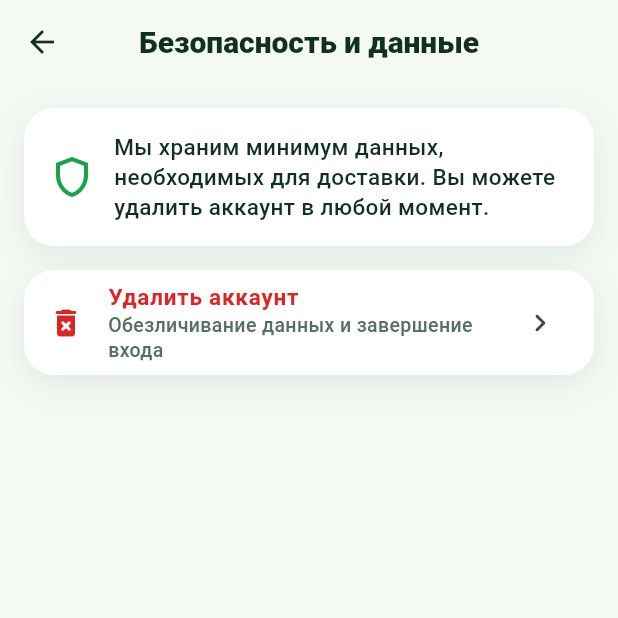
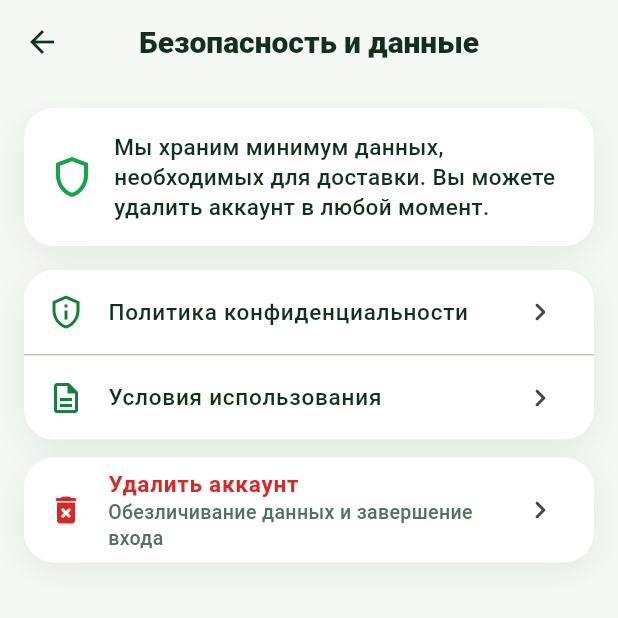
Before and after one commit to prorad02-maker/tajgo-platform, a Flutter app: the AccountProfileScreen screen opened directly, after a tap on "Безопасность и данные", on a phone screen of 412 x 824 dp, the top half of it. Run offline on Flutter 3.47's test engine with Material 3 defaults, Android fonts, the phone set to English and light mode, and no system bars; our stand-ins replace cloud_firestore, cloud_functions, firebase_auth, firebase_core, firebase_crashlytics, flutter_map and 4 more; missing offline and left inert: firebase_app_check; accounts and stored records are empty.

Commit message:
feat(v1.8-p2): privacy, terms, support + legal acceptance (P0.2)
- Real screens: LegalDocumentScreen (Privacy/Terms), SupportScreen with FAQ,
  wired into profile (replaced _soon stubs) and SecurityDataScreen
- Versioned legal content (lib/core/legal/legal_documents.dart): privacy 1.0,
  terms 1.0, single source for screens + drafts
- acceptLegalDocuments callable Function + client + AppUser.legalAcceptance
  (version/acceptedAt/locale), acceptance UI with 'принято' status
- Store drafts: V1_8_PRIVACY_DATA_INVENTORY, PLAY_DATA_SAFETY_DRAFT,
  APP_STORE_PRIVACY_DRAFT, PRIVACY_POLICY_DRAFT, TERMS_DRAFT
- Permission UX documented (on-demand, not at startup)

Tests: Flutter 86/86; Functions unit 17, rules 13, integration 16
(+acceptLegalDocuments) — all green. No deploy, no push.

Co-Authored-By: Claude Opus 4.8 <noreply@anthropic.com>

```diff
--- /dev/null
+++ b/lib/core/legal/legal_documents.dart
@@ -0,0 +1,118 @@
+/// Версионированный контент юридических документов TajGo.
+///
+/// Единый источник для экранов приложения и store-черновиков. При изменении
+/// текста повышать версию — это влияет на запись согласия пользователя
+/// (`acceptedAt`, `version`, `locale`).
+class LegalSection {
+  const LegalSection(this.heading, this.body);
+  final String heading;
+  final String body;
+}
+
+class LegalDocument {
+  const LegalDocument({
+    required this.title,
+    required this.version,
+    required this.updated,
+    required this.sections,
+  });
+
+  final String title;
+  final String version;
+  final String updated;
+  final List<LegalSection> sections;
+}
+
+class LegalDocuments {
+  const LegalDocuments._();
+
+  static const String locale = 'ru';
+  static const String privacyVersion = '1.0';
+  static const String termsVersion = '1.0';
+  static const String supportEmail = 'support@tajgo.tj';
+
+  static const LegalDocument privacy = LegalDocument(
+    title: 'Политика конфиденциальности',
+    version: privacyVersion,
+    updated: 'июль 2026',
+    sections: [
+      LegalSection(
+        'Что мы собираем',
+        'Номер телефона (для входа), имя, роль (клиент/курьер), адреса и точки '
+            'доставки, геолокацию курьера во время смены, историю заказов, токен '
+            'уведомлений и технические диагностические данные.',
+      ),
+      LegalSection(
+        'Зачем мы это используем',
+        'Чтобы принимать и выполнять доставки, показывать статус заказа, '
+            'связывать клиента и курьера, обеспечивать безопасность и поддержку. '
+            'Мы не продаём ваши данные третьим лицам.',
+      ),
+      LegalSection(
+        'Геолокация',
+        'Местоположение клиента запрашивается только при выборе точки на карте. '
+            'Местоположение курьера собирается только когда он на линии, и '
+            'показывается клиенту в обезличенной публичной проекции без номера '
+            'телефона.',
+      ),
+      LegalSection(
+        'Хранение и удаление',
+        'Вы можете удалить аккаунт в приложении (Профиль → Безопасность и '
+            'данные) или через поддержку. Персональные данные обезличиваются; '
+            'обязательная операционная история сохраняется обезличенно до '
+            '24 месяцев.',
+      ),
+      LegalSection(
+        'Безопасность',
+        'Критические операции выполняются на защищённом сервере. Код получения '
+            'заказа хранится в закрытом виде и не виден курьеру. Мы применяем '
+            'проверки подлинности приложения.',
+      ),
+      LegalSection(
+        'Контакты',
+        'По вопросам конфиденциальности напишите на $supportEmail.',
+      ),
+    ],
+  );
+
+  static const LegalDocument terms = LegalDocument(
+    title: 'Условия использования',
+    version: termsVersion,
+    updated: 'июль 2026',
+    sections: [
+      LegalSection(
+        'О сервисе',
+        'TajGo — платформа городской доставки в Худжанде, соединяющая клиентов, '
+            'курьеров и магазины. TajGo предоставляет технологию; фактическую '
+            'доставку выполняют независимые курьеры.',
+      ),
+      LegalSection(
+        'Аккаунт',
+        'Для использования нужен подтверждённый номер телефона. Вы отвечаете за '
+            'действия в своём аккаунте и за достоверность указанных данных.',
+      ),
+      LegalSection(
+        'Заказы и цена',
+        'Клиент может предложить свою цену за доставку; курьер принимает или '
+            'предлагает свою. Итоговая цена каталога рассчитывается сервером. '
+            'Цены указаны в сомони.',
+      ),
+      LegalSection(
+        'Правила поведения',
+        'Запрещены незаконные, опасные или запрещённые к перевозке отправления. '
+            'Мы можем ограничить доступ при нарушении правил или мошенничестве.',
+      ),
+      LegalSection(
+        'Ответственность',
+        'Сервис предоставляется «как есть» на этапе пилота. Мы стремимся к '
+            'надёжной работе, но не гарантируем бесперебойность. Спорные заказы '
+            'рассматриваются поддержкой.',
+      ),
+      LegalSection(
+        'Изменения',
+        'Мы можем обновлять условия; при существенных изменениях повышается '
+            'версия документа. Контакт: $supportEmail.',
+      ),
+    ],
+  );
+}
--- a/lib/core/models/app_user.dart
+++ b/lib/core/models/app_user.dart
@@ -19,6 +19,9 @@ class AppUser {
     required this.updatedAt,
     this.phoneNumber,
     this.photoUrl,
+    this.acceptedPrivacyVersion,
+    this.acceptedTermsVersion,
+    this.legalAcceptedAt,
   });
 
   final String uid;
@@ -38,8 +41,14 @@ class AppUser {
   final String language;
   final DateTime? createdAt;
   final DateTime? updatedAt;
+  final String? acceptedPrivacyVersion;
+  final String? acceptedTermsVersion;
+  final DateTime? legalAcceptedAt;
 
   String get name => displayName;
+  bool hasAcceptedLegal(String privacyVersion, String termsVersion) =>
+      acceptedPrivacyVersion == privacyVersion &&
+      acceptedTermsVersion == termsVersion;
   bool get isAdmin => role == AppUserRole.admin;
   bool get courierApproved =>
       roles.contains(AppUserRole.courier) &&
@@ -99,7 +108,15 @@ class AppUser {
       language: data['language'] as String? ?? 'ru',
       createdAt: _date(data['createdAt']),
       updatedAt: _date(data['updatedAt']),
+      acceptedPrivacyVersion: _legal(data)?['privacyVersion'] as String?,
+      acceptedTermsVersion: _legal(data)?['termsVersion'] as String?,
+      legalAcceptedAt: _date(_legal(data)?['acceptedAt']),
     );
+  }
+
+  static Map<String, dynamic>? _legal(Map<String, dynamic> data) {
+    final value = data['legalAcceptance'];
+    return value is Map ? Map<String, dynamic>.from(value) : null;
   }
 
   static String _safeMode(String mode) =>
--- a/lib/features/account/account_profile_screen.dart
+++ b/lib/features/account/account_profile_screen.dart
@@ -8,6 +8,9 @@ import '../courier/courier_application_status_screen.dart';
 import '../courier/courier_home_screen.dart';
 import '../courier/courier_onboarding_screen.dart';
 import '../customer/customer_home_screen.dart';
+import '../../core/legal/legal_documents.dart';
+import '../legal/legal_document_screen.dart';
+import '../legal/support_screen.dart';
 import '../startup/intent_selection_screen.dart';
 import 'security_data_screen.dart';
 import 'settings_screen.dart';
@@ -119,13 +122,35 @@ class AccountProfileScreen extends StatelessWidget {
               ),
               _Tile(
                 icon: Icons.help_outline_rounded,
-                title: 'Помощь',
-                onTap: () => _soon(context),
+                title: 'Поддержка',
+                onTap: () => Navigator.push(
+                  context,
+                  MaterialPageRoute<void>(
+                    builder: (_) => const SupportScreen(),
+                  ),
+                ),
               ),
               _Tile(
                 icon: Icons.privacy_tip_outlined,
                 title: 'Политика конфиденциальности',
-                onTap: () => _soon(context),
+                onTap: () => Navigator.push(
+                  context,
+                  MaterialPageRoute<void>(
+                    builder: (_) =>
+                        const LegalDocumentScreen(document: LegalDocuments.privacy),
+                  ),
+                ),
+              ),
+              _Tile(
+                icon: Icons.description_outlined,
+                title: 'Условия использования',
+                onTap: () => Navigator.push(
+                  context,
+                  MaterialPageRoute<void>(
+                    builder: (_) =>
+                        const LegalDocumentScreen(document: LegalDocuments.terms),
+                  ),
+                ),
               ),
               _Tile(
                 icon: Icons.shield_outlined,
--- a/lib/features/account/security_data_screen.dart
+++ b/lib/features/account/security_data_screen.dart
@@ -1,6 +1,8 @@
 import 'package:flutter/material.dart';
 
+import '../../core/legal/legal_documents.dart';
 import '../../shared/design/tajgo_components.dart';
+import '../legal/legal_document_screen.dart';
 import 'account_deletion_screen.dart';
 
 /// Раздел «Безопасность и данные»: точка входа к удалению аккаунта и краткая
@@ -38,6 +40,53 @@ class SecurityDataScreen extends StatelessWidget {
           const SizedBox(height: TajGoSpacing.lg),
           TajGoCard(
             padding: EdgeInsets.zero,
+            child: Column(
+              children: [
+                ListTile(
+                  leading: const Icon(
+                    Icons.privacy_tip_outlined,
+                    color: TajGoColors.darkGreen,
+                  ),
+                  title: Text(
+                    'Политика конфиденциальности',
+                    style: TajGoTypography.body,
+                  ),
+                  trailing: const Icon(Icons.chevron_right_rounded),
+                  onTap: () => Navigator.push(
+                    context,
+                    MaterialPageRoute<void>(
+                      builder: (_) => const LegalDocumentScreen(
+                        document: LegalDocuments.privacy,
+                      ),
+                    ),
+                  ),
+                ),
+                const Divider(height: 1),
+                ListTile(
+                  leading: const Icon(
+                    Icons.description_outlined,
+                    color: TajGoColors.darkGreen,
+                  ),
+                  title: Text(
+                    'Условия использования',
+                    style: TajGoTypography.body,
+                  ),
+                  trailing: const Icon(Icons.chevron_right_rounded),
+                  onTap: () => Navigator.push(
+                    context,
+                    MaterialPageRoute<void>(
+                      builder: (_) => const LegalDocumentScreen(
+                        document: LegalDocuments.terms,
+                      ),
+                    ),
+                  ),
+                ),
+              ],
+            ),
+          ),
+          const SizedBox(height: TajGoSpacing.md),
+          TajGoCard(
+            padding: EdgeInsets.zero,
             child: ListTile(
               leading: const Icon(
                 Icons.delete_forever_rounded,
```
Also changed, not shown: lib/core/services/user_repository.dart (+13 -0 lines), lib/features/legal/legal_document_screen.dart (added, +148 -0 lines), lib/features/legal/support_screen.dart (added, +109 -0 lines), 8 other files.
